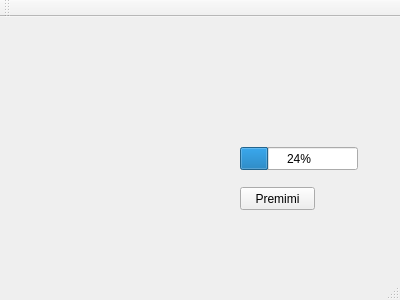
Above: mainwindow.ui from AleH95/Symulator_LCS before the change. Below: the same form after it.
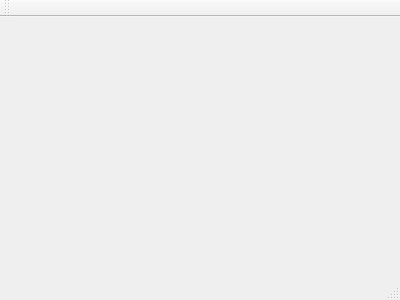
That is the form after the change.

The edit to the form file:
```diff
--- a/mainwindow.ui
+++ b/mainwindow.ui
@@ -13,34 +13,7 @@
   <property name="windowTitle">
    <string>MainWindow</string>
   </property>
-  <widget class="QWidget" name="centralWidget">
-   <widget class="QProgressBar" name="progressBar">
-    <property name="geometry">
-     <rect>
-      <x>240</x>
-      <y>130</y>
-      <width>118</width>
-      <height>23</height>
-     </rect>
-    </property>
-    <property name="value">
-     <number>24</number>
-    </property>
-   </widget>
-   <widget class="QPushButton" name="Premimi">
-    <property name="geometry">
-     <rect>
-      <x>240</x>
-      <y>170</y>
-      <width>75</width>
-      <height>23</height>
-     </rect>
-    </property>
-    <property name="text">
-     <string>Premimi</string>
-    </property>
-   </widget>
-  </widget>
+  <widget class="QWidget" name="centralWidget"/>
   <widget class="QMenuBar" name="menuBar">
    <property name="geometry">
     <rect>
```
